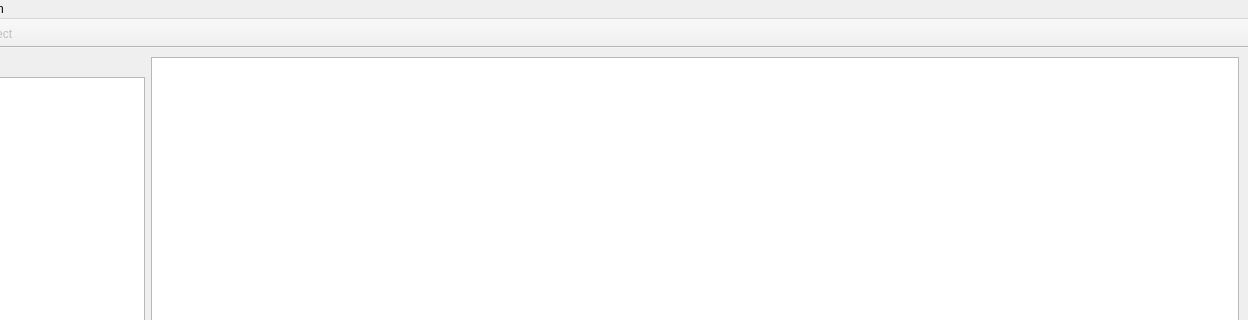
The window that ECUtool/ui/mainwindow.ui (aidangrant9/ECUtool) describes before a commit, drawn with Qt 5; both pictures show x 120 to 1368 and y 0 to 320 of the 1368 by 781 pixel window.
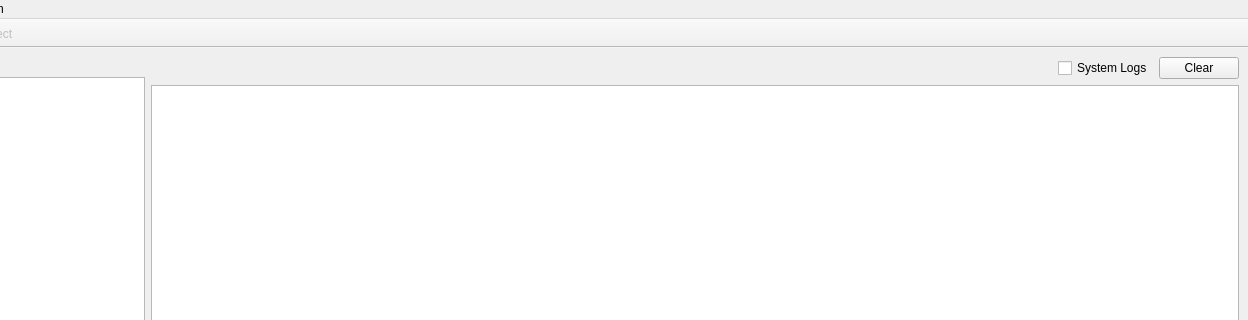
The same window after the commit. Icons and pictures are not drawn. Custom widgets are drawn as their Qt base class.

What changed in the file:
```diff
--- a/ECUtool/ui/mainwindow.ui
+++ b/ECUtool/ui/mainwindow.ui
@@ -78,6 +78,54 @@
        <property name="bottomMargin">
         <number>0</number>
        </property>
+       <item>
+        <widget class="QWidget" name="widget_3" native="true">
+         <layout class="QHBoxLayout" name="horizontalLayout_2">
+          <property name="leftMargin">
+           <number>0</number>
+          </property>
+          <property name="topMargin">
+           <number>0</number>
+          </property>
+          <property name="rightMargin">
+           <number>0</number>
+          </property>
+          <property name="bottomMargin">
+           <number>0</number>
+          </property>
+          <item>
+           <spacer name="horizontalSpacer">
+            <property name="orientation">
+             <enum>Qt::Orientation::Horizontal</enum>
+            </property>
+            <property name="sizeHint" stdset="0">
+             <size>
+              <width>40</width>
+              <height>20</height>
+             </size>
+            </property>
+           </spacer>
+          </item>
+          <item>
+           <widget class="QCheckBox" name="systemLogsCheck">
+            <property name="text">
+             <string>System Logs</string>
+            </property>
+            <property name="checked">
+             <bool>false</bool>
+            </property>
+           </widget>
+          </item>
+          <item>
+           <widget class="QPushButton" name="clearButton">
+            <property name="text">
+             <string>Clear</string>
+            </property>
+           </widget>
+          </item>
+         </layout>
+        </widget>
+       </item>
        <item>
         <widget class="QPlainTextEdit" name="terminalTextEdit">
          <property name="undoRedoEnabled">
```
